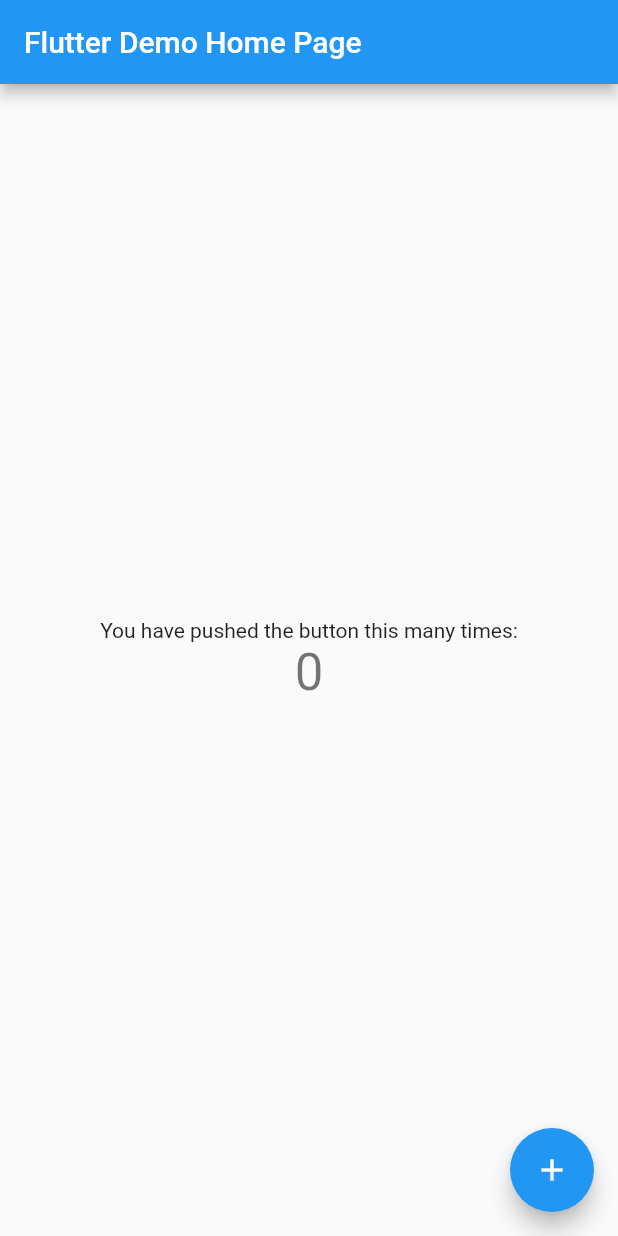
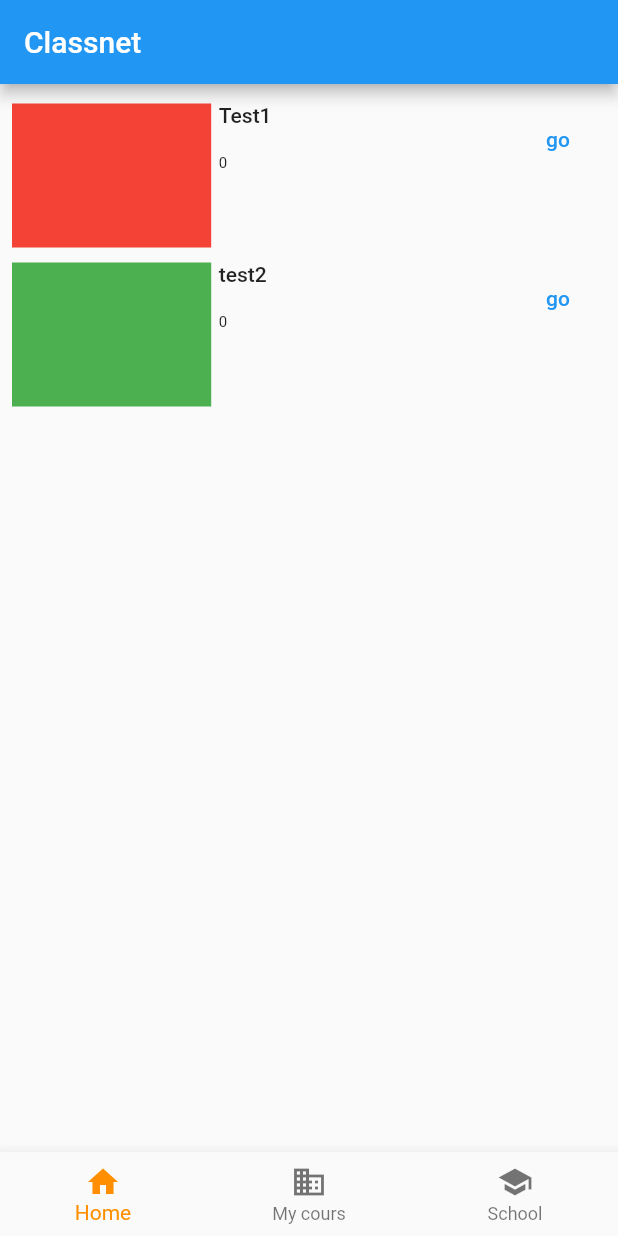
Before and after one commit to jeremymartin87/classnet_app, a Flutter app: the screen it shows after launch, on a phone screen of 412 x 824 dp. Run offline on Flutter 3.47's test engine with Material 2 defaults, Android fonts, the phone set to English and light mode, and no system bars.

Commit message:
front 1.0.2

```diff
--- /dev/null
+++ b/lib/course/view/all_course_page.dart
@@ -0,0 +1,32 @@
+import 'package:flutter/material.dart';
+import 'package:classnet_app/course/widget/custom_list.dart';
+
+class ListCourse extends StatelessWidget {
+  const ListCourse({super.key});
+
+  @override
+  Widget build(BuildContext context) {
+    return ListView(
+      padding: const EdgeInsets.all(8.0),
+      itemExtent: 106.0,
+      children: <CustomListItem>[
+        CustomListItem(
+          user: '',
+          viewCount: 0,
+          thumbnail: Container(
+            decoration: const BoxDecoration(color: Colors.red),
+          ),
+          title: 'Test1',
+        ),
+        CustomListItem(
+          user: '',
+          viewCount: 0,
+          thumbnail: Container(
+            decoration: const BoxDecoration(color: Colors.green),
+          ),
+          title: 'test2',
+        ),
+      ],
+    );
+  }
+}
--- /dev/null
+++ b/lib/course/widget/course_description.dart
@@ -0,0 +1,44 @@
+import 'package:flutter/material.dart';
+import 'package:flutter/rendering.dart';
+
+
+class CourseDescription extends StatelessWidget {
+  const CourseDescription({
+    required this.title,
+    required this.user,
+    required this.viewCount,
+  });
+
+  final String title;
+  final String user;
+  final int viewCount;
+
+  @override
+  Widget build(BuildContext context) {
+    return Padding(
+      padding: const EdgeInsets.fromLTRB(5.0, 0.0, 0.0, 0.0),
+      child: Column(
+        crossAxisAlignment: CrossAxisAlignment.start,
+        children: <Widget>[
+          Text(
+            title,
+            style: const TextStyle(
+              fontWeight: FontWeight.w500,
+              fontSize: 14.0,
+            ),
+          ),
+          const Padding(padding: EdgeInsets.symmetric(vertical: 2.0)),
+          Text(
+            user,
+            style: const TextStyle(fontSize: 10.0),
+          ),
+          const Padding(padding: EdgeInsets.symmetric(vertical: 1.0)),
+          Text(
+            '$viewCount',
+            style: const TextStyle(fontSize: 10.0),
+          ),
+        ],
+      ),
+    );
+  }
+}
--- /dev/null
+++ b/lib/course/widget/custom_list.dart
@@ -0,0 +1,82 @@
+import 'package:flutter/material.dart';
+import 'package:classnet_app/course/widget/course_description.dart';
+
+
+class CustomListItem extends StatelessWidget {
+  const CustomListItem({
+    super.key,
+    required this.thumbnail,
+    required this.title,
+    required this.user,
+    required this.viewCount,
+  });
+
+  final Widget thumbnail;
+  final String title;
+  final String user;
+  final int viewCount;
+
+
+  @override
+  Widget build(BuildContext context) {
+    return Padding(
+      padding: const EdgeInsets.symmetric(vertical: 5.0),
+      child: Row(
+        crossAxisAlignment: CrossAxisAlignment.start,
+        children: <Widget>[
+          Expanded(
+            flex: 2,
+            child: thumbnail,
+          ),
+          Expanded(
+            flex: 3,
+            child: CourseDescription(
+              title: title,
+              user: user,
+              viewCount: viewCount,
+            ),
+          ),
+          TextButton(
+            onPressed: () {
+              Navigator.push(
+                context,
+                MaterialPageRoute<Widget>(builder: (BuildContext context) {
+                  return Scaffold(
+                    appBar: AppBar(title: const Text('ListTile')),
+                    body: Padding(
+                      padding: const EdgeInsets.symmetric(vertical: 5.0),
+                      child:  Row(
+                        crossAxisAlignment: CrossAxisAlignment.start,
+                        children: <Widget>[
+                          Expanded(
+                            flex: 2,
+                            child: thumbnail,
+                          ),
+                          Expanded(
+                            flex: 3,
+                            child: CourseDescription(
+                              title: title,
+                              user: user,
+                              viewCount: viewCount,
+                            ),
+                          ),
+                        ],
+                      ),
+                    ),
+                  );
+                }),
+              );
+            },
+            child: Text(
+              'go', //title
+              textAlign: TextAlign.end,
+            ),
+          ),
+
+        ],
+
+      ),
+    );
+
+  }
+}
--- /dev/null
+++ b/lib/l10n/intl_fr.arb
@@ -0,0 +1,4 @@
+{
+
+  "My-cours" : "Mes cours"
+}
--- a/lib/main.dart
+++ b/lib/main.dart
@@ -1,4 +1,5 @@
 import 'package:flutter/material.dart';
+import 'package:classnet_app/course/view/all_course_page.dart';
 
 void main() {
   runApp(const MyApp());
@@ -7,109 +8,33 @@
 class MyApp extends StatelessWidget {
   const MyApp({super.key});
 
-  // This widget is the root of your application.
+  static const String _title = 'Classnet';
+
   @override
   Widget build(BuildContext context) {
     return MaterialApp(
-      title: 'Flutter Demo',
-      theme: ThemeData(
-        // This is the theme of your application.
-        //
-        // Try running your application with "flutter run". You'll see the
-        // application has a blue toolbar. Then, without quitting the app, try
-        // changing the primarySwatch below to Colors.green and then invoke
-        // "hot reload" (press "r" in the console where you ran "flutter run",
-        // or simply save your changes to "hot reload" in a Flutter IDE).
-        // Notice that the counter didn't reset back to zero; the application
-        // is not restarted.
-        primarySwatch: Colors.blue,
+      title: _title,
+      home: Scaffold(
+        appBar: AppBar(title: const Text(_title)),
+        body: const ListCourse(),
+        bottomNavigationBar: BottomNavigationBar(
+          items: const <BottomNavigationBarItem>[
+            BottomNavigationBarItem(
+              icon: Icon(Icons.home),
+              label: 'Home',
+            ),
+            BottomNavigationBarItem(
+              icon: Icon(Icons.business),
+              label:'My cours',
+            ),
+            BottomNavigationBarItem(
+              icon: Icon(Icons.school),
+              label: 'School',
+            ),
+          ],
+          selectedItemColor: Colors.amber[800],
+        ),
       ),
-      home: const MyHomePage(title: 'Flutter Demo Home Page'),
     );
   }
 }
-
-class MyHomePage extends StatefulWidget {
-  const MyHomePage({super.key, required this.title});
-
-  // This widget is the home page of your application. It is stateful, meaning
-  // that it has a State object (defined below) that contains fields that affect
-  // how it looks.
-
-  // This class is the configuration for the state. It holds the values (in this
-  // case the title) provided by the parent (in this case the App widget) and
-  // used by the build method of the State. Fields in a Widget subclass are
-  // always marked "final".
-
-  final String title;
-
-  @override
-  State<MyHomePage> createState() => _MyHomePageState();
-}
-
-class _MyHomePageState extends State<MyHomePage> {
-  int _counter = 0;
-
-  void _incrementCounter() {
-    setState(() {
-      // This call to setState tells the Flutter framework that something has
-      // changed in this State, which causes it to rerun the build method below
-      // so that the display can reflect the updated values. If we changed
-      // _counter without calling setState(), then the build method would not be
-      // called again, and so nothing would appear to happen.
-      _counter++;
-    });
-  }
-
-  @override
-  Widget build(BuildContext context) {
-    // This method is rerun every time setState is called, for instance as done
-    // by the _incrementCounter method above.
-    //
-    // The Flutter framework has been optimized to make rerunning build methods
-    // fast, so that you can just rebuild anything that needs updating rather
-    // than having to individually change instances of widgets.
-    return Scaffold(
-      appBar: AppBar(
-        // Here we take the value from the MyHomePage object that was created by
-        // the App.build method, and use it to set our appbar title.
-        title: Text(widget.title),
-      ),
-      body: Center(
-        // Center is a layout widget. It takes a single child and positions it
-        // in the middle of the parent.
-        child: Column(
-          // Column is also a layout widget. It takes a list of children and
-          // arranges them vertically. By default, it sizes itself to fit its
-          // children horizontally, and tries to be as tall as its parent.
-          //
-          // Invoke "debug painting" (press "p" in the console, choose the
-          // "Toggle Debug Paint" action from the Flutter Inspector in Android
-          // Studio, or the "Toggle Debug Paint" command in Visual Studio Code)
-          // to see the wireframe for each widget.
-          //
-          // Column has various properties to control how it sizes itself and
-          // how it positions its children. Here we use mainAxisAlignment to
-          // center the children vertically; the main axis here is the vertical
-          // axis because Columns are vertical (the cross axis would be
-          // horizontal).
-          mainAxisAlignment: MainAxisAlignment.center,
-          children: <Widget>[
-            const Text(
-              'You have pushed the button this many times:',
-            ),
-            Text(
-              '$_counter',
-              style: Theme.of(context).textTheme.headline4,
-            ),
-          ],
-        ),
-      ),
-      floatingActionButton: FloatingActionButton(
-        onPressed: _incrementCounter,
-        tooltip: 'Increment',
-        child: const Icon(Icons.add),
-      ), // This trailing comma makes auto-formatting nicer for build methods.
-    );
-  }
-}
--- a/pubspec.yaml
+++ b/pubspec.yaml
@@ -31,11 +31,11 @@
 dependencies:
   flutter:
     sdk: flutter
-
-
   # The following adds the Cupertino Icons font to your application.
   # Use with the CupertinoIcons class for iOS style icons.
   cupertino_icons: ^1.0.2
+  intl: ^0.18.0
+  localization: ^2.1.0
 
 dev_dependencies:
   flutter_test:
@@ -89,3 +89,5 @@
   #
   # For details regarding fonts from package dependencies,
   # see https://flutter.dev/custom-fonts/#from-packages
+flutter_intl:
+  enabled: true
```
Also changed, not shown: lib/course/view/course_page.dart (added, +44 -0 lines), lib/navbar/bottom_navbar.dart (added, +29 -0 lines), lib/course/widget/one_course.dart (added), pubspec.lock.
